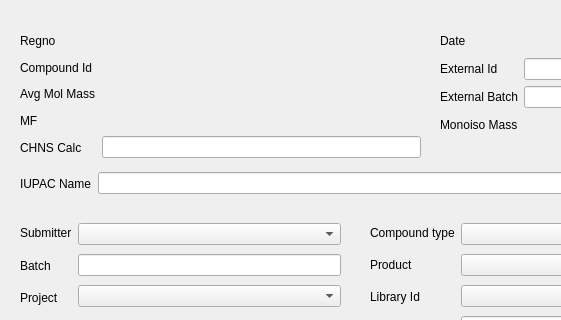
Qt form chemReg/regchem.ui (dahlbma/scarab_tornado) before a commit; both pictures show x 0 to 561 and y 0 to 320 of the 1200 by 800 pixel window.
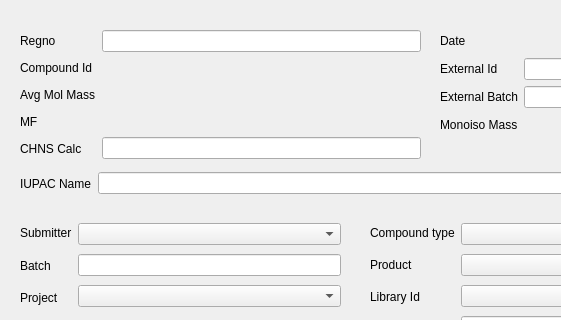
The same form after that commit.

Diff of the .ui file:
```diff
--- a/chemReg/regchem.ui
+++ b/chemReg/regchem.ui
@@ -142,7 +142,7 @@
       <x>20</x>
       <y>30</y>
       <width>401</width>
-      <height>128</height>
+      <height>129</height>
      </rect>
     </property>
     <layout class="QHBoxLayout" name="horizontalLayout_6">
@@ -191,9 +191,12 @@
      <item>
       <layout class="QVBoxLayout" name="verticalLayout_2">
        <item>
-        <widget class="QLabel" name="regno_lab">
-         <property name="text">
-          <string/>
+        <widget class="QLineEdit" name="regno_eb">
+         <property name="styleSheet">
+          <string notr="true">background-color:&quot;transparent&quot;</string>
+         </property>
+         <property name="readOnly">
+          <bool>true</bool>
          </property>
         </widget>
        </item>
@@ -219,7 +222,14 @@
         </widget>
        </item>
        <item>
-        <widget class="QLineEdit" name="chns_eb"/>
+        <widget class="QLineEdit" name="chns_eb">
+         <property name="styleSheet">
+          <string notr="true">background-color:&quot;transparent&quot;</string>
+         </property>
+         <property name="readOnly">
+          <bool>true</bool>
+         </property>
+        </widget>
        </item>
       </layout>
      </item>
```
Left out of the diff: 33 changed lines with no effect on the pictures.
